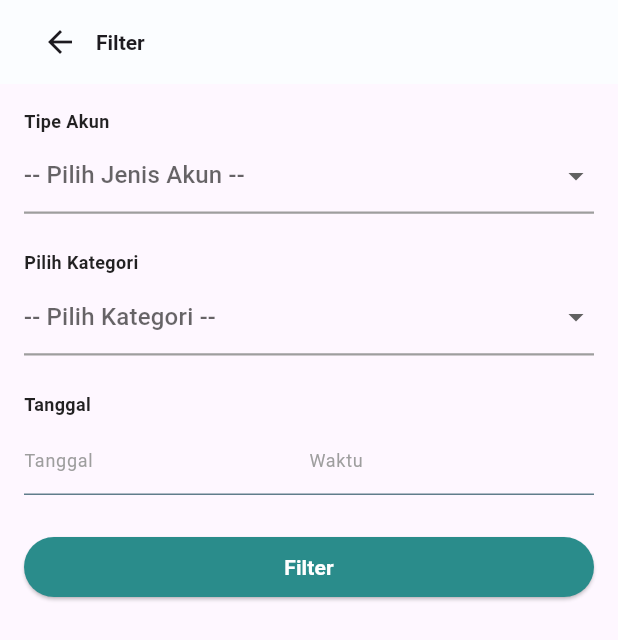
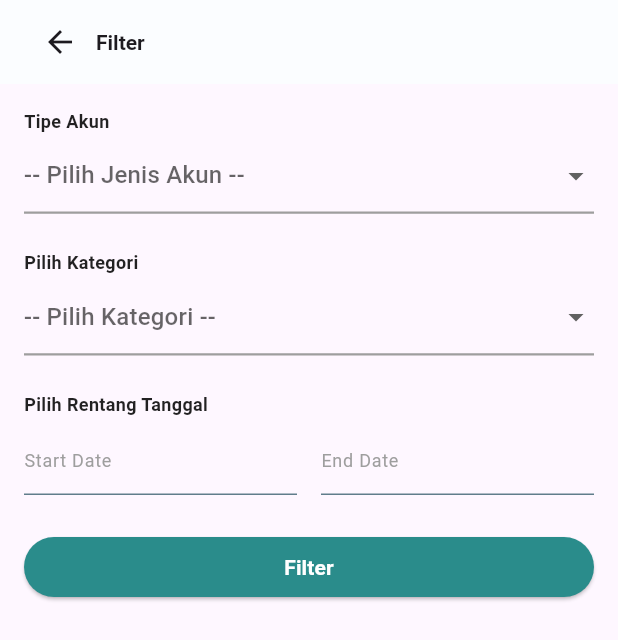
Before and after one commit to thisisjackii/ta_client, a Flutter app: the screen it shows after launch, after a tap on the "filter alt" icon, on a phone screen of 412 x 824 dp. Shown: the top 640 px of the screen. Run offline on Flutter 3.47's test engine with Material 3 defaults, Android fonts, the phone set to English and light mode, and no system bars; our stand-ins replace bloc, connectivity_plus, equatable, fl_chart, flutter_bloc, flutter_svg and 6 more; accounts and stored records are empty; network calls fail.

Commit message:
[FUNC] Filter Page Integration

```diff
--- a/lib/core/widgets/custom_appbar.dart
+++ b/lib/core/widgets/custom_appbar.dart
@@ -1,5 +1,5 @@
 import 'package:flutter/material.dart';
-import 'package:intl/intl.dart'; // For formatting the selected date
+import 'package:intl/intl.dart';
 import 'package:month_picker_dialog/month_picker_dialog.dart';
 import 'package:ta_client/app/routes/routes.dart';
 
@@ -8,11 +8,13 @@ class CustomAppBar extends StatefulWidget implements PreferredSizeWidget {
     required this.isSelectionMode,
     required this.selectedMonth,
     required this.onMonthChanged,
+    required this.onFilterChanged, // New callback to send filter criteria upward.
     super.key,
   });
   final ValueNotifier<bool> isSelectionMode;
   final DateTime selectedMonth;
   final ValueChanged<DateTime> onMonthChanged;
+  final ValueChanged<Map<String, dynamic>?> onFilterChanged;
 
   @override
   _CustomAppBarState createState() => _CustomAppBarState();
@@ -22,7 +24,7 @@ class CustomAppBar extends StatefulWidget implements PreferredSizeWidget {
 }
 
 class _CustomAppBarState extends State<CustomAppBar> {
-  // Helper to add or subtract months safely.
+  // Helper to safely add or subtract months.
   DateTime _changeMonth(DateTime date, int change) {
     var newYear = date.year;
     var newMonth = date.month + change;
@@ -50,11 +52,10 @@ class _CustomAppBarState extends State<CustomAppBar> {
 
   @override
   Widget build(BuildContext context) {
-    // Format the displayed month as 'MMM yyyy' (e.g., Jan 2025)
     final monthYearText = DateFormat('MMM yyyy').format(widget.selectedMonth);
 
     return AppBar(
-      automaticallyImplyLeading: false, // Removes default leading button
+      automaticallyImplyLeading: false,
       title: Row(
         mainAxisSize: MainAxisSize.min,
         children: [
@@ -67,7 +68,6 @@ class _CustomAppBarState extends State<CustomAppBar> {
             IconButton(
               icon: const Icon(Icons.navigate_before),
               onPressed: () {
-                // Subtract one month
                 final newMonth = _changeMonth(widget.selectedMonth, -1);
                 widget.onMonthChanged(newMonth);
               },
@@ -79,14 +79,13 @@ class _CustomAppBarState extends State<CustomAppBar> {
                 style: const TextStyle(
                   fontSize: 18,
                   fontWeight: FontWeight.bold,
-                  color: Colors.black, // Adjust text color if needed
+                  color: Colors.black,
                 ),
               ),
             ),
             IconButton(
               icon: const Icon(Icons.navigate_next),
               onPressed: () {
-                // Add one month
                 final newMonth = _changeMonth(widget.selectedMonth, 1);
                 widget.onMonthChanged(newMonth);
               },
@@ -99,7 +98,7 @@ class _CustomAppBarState extends State<CustomAppBar> {
           IconButton(
             icon: const Icon(Icons.close),
             onPressed: () {
-              widget.isSelectionMode.value = false; // Exit selection mode
+              widget.isSelectionMode.value = false;
             },
           )
         else
@@ -108,13 +107,17 @@ class _CustomAppBarState extends State<CustomAppBar> {
               IconButton(
                 icon: const Icon(Icons.info),
                 onPressed: () {
-                  // Handle settings action
+                  // Handle settings action if needed.
                 },
               ),
               IconButton(
                 icon: const Icon(Icons.filter_alt_rounded),
-                onPressed: () {
-                  Navigator.pushNamed(context, Routes.filter);
+                onPressed: () async {
+                  final result = await Navigator.pushNamed(context, Routes.filter);
+                  if (result != null && result is Map<String, dynamic>) {
+                    // Propagate filter criteria upward.
+                    widget.onFilterChanged(result);
+                  }
                 },
               ),
               PopupMenuButton<String>(
@@ -123,7 +126,7 @@ class _CustomAppBarState extends State<CustomAppBar> {
                   if (value == 'statistic') {
                     Navigator.pushNamed(context, Routes.statistik);
                   } else if (value == 'download_pdf') {
-                    // Handle Download PDF action (leave blank for now)
+                    // Handle Download PDF action (if implemented).
                   }
                 },
                 itemBuilder: (BuildContext context) => [
@@ -136,8 +139,7 @@ class _CustomAppBarState extends State<CustomAppBar> {
                     child: Text('Download PDF File ...'),
                   ),
                 ],
-              )
-
+              ),
             ],
           ),
       ],
--- a/lib/features/filter/view/filter_page.dart
+++ b/lib/features/filter/view/filter_page.dart
@@ -17,9 +17,9 @@ class FilterPage extends StatelessWidget {
               icon: const Icon(Icons.arrow_back),
               onPressed: () => Navigator.of(context).pop(),
             ),
-            Text(
+            const Text(
               'Filter',
-              style: const TextStyle(
+              style: TextStyle(
                 fontSize: 14,
                 fontWeight: FontWeight.bold,
               ),
--- a/lib/features/filter/view/widgets/filter_form_page.dart
+++ b/lib/features/filter/view/widgets/filter_form_page.dart
@@ -15,30 +15,61 @@ class _FilterFormPageState extends State<FilterFormPage> {
     DropdownItem(
       label: 'Asset',
       icon: Icons.account_balance_wallet,
-      color: const Color(0xff2A8C8B),),
+      color: const Color(0xff2A8C8B),
+    ),
     DropdownItem(
       label: 'Liability',
       icon: Icons.account_balance,
-      color: const Color(0xffEF233C),),
+      color: const Color(0xffEF233C),
+    ),
     DropdownItem(
       label: 'Pemasukan',
       icon: Icons.add_card_rounded,
-      color: const Color(0xff5A4CAF),),
+      color: const Color(0xff5A4CAF),
+    ),
     DropdownItem(
       label: 'Pengeluaran',
       icon: Icons.local_activity_rounded,
-      color: const Color(0xffD623AE),),
+      color: const Color(0xffD623AE),
+    ),
   ];
 
   final Map<String, List<String>> childItemsMap = {
-    'Asset': ['Kas', 'Piutang', 'Bangunan', 'Tanah', 'Peralatan', 'Surat Berharga', 'Investasi Alternatif', 'Aset Pribadi'],
+    'Asset': [
+      'Kas',
+      'Piutang',
+      'Bangunan',
+      'Tanah',
+      'Peralatan',
+      'Surat Berharga',
+      'Investasi Alternatif',
+      'Aset Pribadi'
+    ],
     'Liability': ['Hutang', 'Perjanjian Tertulis', 'Mortgage Payable'],
-    'Pemasukan': ['Pendapatan Pekerjaan', 'Pendapatan Investasi', 'Pendapatan Bunga', 'Keuntungan Aset', 'Pendapatan Jasa'],
-    'Pengeluaran': ['Tabungan', 'Makanan & Minuman', 'Hadiah & Donasi', 'Transportasi', 'Kesehatan & Medis', 'Perawatan & Pakaian', 'Hiburan & Rekreasi', 'Pendidikan', 'Kewajiban Finansial', 'Perumahan'],
+    'Pemasukan': [
+      'Pendapatan Pekerjaan',
+      'Pendapatan Investasi',
+      'Pendapatan Bunga',
+      'Keuntungan Aset',
+      'Pendapatan Jasa'
+    ],
+    'Pengeluaran': [
+      'Tabungan',
+      'Makanan & Minuman',
+      'Hadiah & Donasi',
+      'Transportasi',
+      'Kesehatan & Medis',
+      'Perawatan & Pakaian',
+      'Hiburan & Rekreasi',
+      'Pendidikan',
+      'Kewajiban Finansial',
+      'Perumahan'
+    ],
   };
 
-  DateTime? selectedDate;
-  TimeOfDay? selectedTime;
+  // Use two date pickers for a date range.
+  DateTime? startDate;
+  DateTime? endDate;
   String? selectedValue;
   List<String> filteredChildItems = [];
   String? selectedChild;
@@ -49,6 +80,7 @@ class _FilterFormPageState extends State<FilterFormPage> {
       padding: const EdgeInsets.all(16),
       child: Column(
         children: [
+          // Parent category dropdown.
           CustomDropdownField(
             label: 'Tipe Akun',
             items: dropdownItems,
@@ -63,7 +95,7 @@ class _FilterFormPageState extends State<FilterFormPage> {
             },
           ),
           const SizedBox(height: 24),
-
+          // Child category dropdown.
           Column(
             crossAxisAlignment: CrossAxisAlignment.start,
             children: [
@@ -83,7 +115,7 @@ class _FilterFormPageState extends State<FilterFormPage> {
                 decoration: const BoxDecoration(
                   border: Border(
                     bottom: BorderSide(
-                      color: Colors.grey, // Underline color
+                      color: Colors.grey,
                       width: 1.5,
                     ),
                   ),
@@ -98,8 +130,8 @@ class _FilterFormPageState extends State<FilterFormPage> {
                           isExpanded: true,
                           items: (filteredChildItems.isNotEmpty
                               ? filteredChildItems
-                              : childItemsMap.values.expand((e) => e).toList()
-                          ).map((child) {
+                              : childItemsMap.values.expand((e) => e).toList())
+                              .map((child) {
                             return DropdownMenuItem<String>(
                               value: child,
                               child: Text(child),
@@ -119,13 +151,14 @@ class _FilterFormPageState extends State<FilterFormPage> {
             ],
           ),
           const SizedBox(height: 24),
+          // Date range picker: Start Date and End Date.
           Column(
             crossAxisAlignment: CrossAxisAlignment.start,
             children: [
               const Padding(
                 padding: EdgeInsets.only(bottom: 4),
                 child: Text(
-                  'Tanggal',
+                  'Pilih Rentang Tanggal',
                   style: TextStyle(
                     fontSize: 12,
                     fontWeight: FontWeight.w600,
@@ -137,22 +170,23 @@ class _FilterFormPageState extends State<FilterFormPage> {
                 children: [
                   Expanded(
                     child: CustomDatePicker(
-                      label: 'Tanggal',
+                      label: 'Start Date',
                       isDatePicker: true,
                       onDateChanged: (date) {
                         setState(() {
-                          selectedDate = date;
+                          startDate = date;
                         });
                       },
                     ),
                   ),
+                  const SizedBox(width: 16),
                   Expanded(
                     child: CustomDatePicker(
-                      label: 'Waktu',
-                      isDatePicker: false,
-                      onTimeChanged: (time) {
+                      label: 'End Date',
+                      isDatePicker: true,
+                      onDateChanged: (date) {
                         setState(() {
-                          selectedTime = time;
+                          endDate = date;
                         });
                       },
                     ),
@@ -161,20 +195,26 @@ class _FilterFormPageState extends State<FilterFormPage> {
               ),
             ],
           ),
-
           const SizedBox(height: 24),
+          // Submit button returns the filter criteria.
           SizedBox(
-            width: double.infinity, // Makes the button take up full width
+            width: double.infinity,
             child: ElevatedButton(
               style: ElevatedButton.styleFrom(
                 backgroundColor: submitButtonColor,
               ),
               onPressed: () {
+                final filters = {
+                  'parent': selectedValue,
+                  'child': selectedChild,
+                  'startDate': startDate,
+                  'endDate': endDate,
+                };
+                Navigator.pop(context, filters);
               },
               child: const Text(
                 'Filter',
-                style: TextStyle(
-                  fontWeight: FontWeight.bold, color: Colors.white,),
+                style: TextStyle(fontWeight: FontWeight.bold, color: Colors.white),
               ),
             ),
           ),
--- a/lib/features/transaction/view/dashboard_page.dart
+++ b/lib/features/transaction/view/dashboard_page.dart
@@ -1,4 +1,3 @@
-// lib/features/dashboard/view/dashboard_page.dart
 import 'package:flutter/material.dart';
 import 'package:flutter_bloc/flutter_bloc.dart';
 import 'package:intl/intl.dart';
@@ -26,35 +25,63 @@ class _DashboardPageState extends State<DashboardPage> with RouteAware {
     decimalDigits: 0,
   );
 
-  // Track the selected month-year. We only care about year and month.
+  // Track the selected month-year.
   DateTime selectedMonth = DateTime(DateTime.now().year, DateTime.now().month);
 
-  // Method to filter and sort transactions by selected month and by newest first.
+  // Store filter criteria from the filter form.
+  Map<String, dynamic>? filterCriteria;
+
+  // Callback to update the selected month.
+  void updateSelectedMonth(DateTime newMonth) {
+    setState(() {
+      selectedMonth = DateTime(newMonth.year, newMonth.month);
+    });
+  }
+
+  // Callback to update filter criteria (received from CustomAppBar).
+  void updateFilterCriteria(Map<String, dynamic>? criteria) {
+    setState(() {
+      filterCriteria = criteria;
+    });
+  }
+
+  // Filter and sort transactions using the selected month and filter criteria.
   List<Transaction> _filterAndSortTransactions(List<Transaction> transactions) {
-    // Filter transactions for the selected month
-    final filtered = transactions
-        .where(
-          (t) =>
-              t.date.year == selectedMonth.year &&
-              t.date.month == selectedMonth.month,
-        )
-        .toList()
+    List<Transaction> filtered = transactions.where((t) {
+      // Apply the month filter.
+      bool monthMatch = t.date.year == selectedMonth.year && t.date.month == selectedMonth.month;
 
-      // Sort in descending order: newest first.
-      ..sort((a, b) => b.date.compareTo(a.date));
+      // Apply parent category filter.
+      bool parentMatch = filterCriteria == null || filterCriteria!['parent'] == null
+          ? true
+          : t.type == filterCriteria!['parent'];
+
+      // Apply child category filter.
+      // (Assuming your Transaction model has a property 'category')
+      bool childMatch = filterCriteria == null || filterCriteria!['child'] == null
+          ? true
+          : t.category == filterCriteria!['child'];
+
+      // Apply date range filter.
+      DateTime? startDate = filterCriteria?['startDate'] as DateTime?;
+      DateTime? endDate = filterCriteria?['endDate'] as DateTime?;
+      bool dateMatch = true;
+      if (startDate != null && endDate != null) {
+        // t.date must be between startDate and endDate (inclusive).
+        dateMatch = !t.date.isBefore(startDate) && !t.date.isAfter(endDate);
+      }
+
+      return monthMatch && parentMatch && childMatch && dateMatch;
+    }).toList();
+
+    // Sort descending: newest first.
+    filtered.sort((a, b) => b.date.compareTo(a.date));
     return filtered;
   }
 
   void _onTabSelected(int index) {
     setState(() {
       _currentTab = index;
-    });
-  }
-
-  // A callback to update the selected month from the AppBar
-  void updateSelectedMonth(DateTime newMonth) {
-    setState(() {
-      selectedMonth = DateTime(newMonth.year, newMonth.month);
     });
   }
 
@@ -65,25 +92,21 @@ class _DashboardPageState extends State<DashboardPage> with RouteAware {
         isSelectionMode: isSelectionMode,
         selectedMonth: selectedMonth,
         onMonthChanged: updateSelectedMonth,
+        onFilterChanged: updateFilterCriteria, // Pass filter criteria upward.
       ),
       body: BlocBuilder<DashboardBloc, DashboardState>(
         builder: (context, state) {
           if (state is DashboardLoading) {
             return const Center(child: CircularProgressIndicator());
           } else if (state is DashboardLoaded) {
-            // Filter and sort before passing to widget.
             final filteredItems = _filterAndSortTransactions(state.items);
-            // Calculate total pemasukan
             final totalPemasukan = filteredItems
                 .where((t) => t.type == "Pemasukan")
                 .fold<double>(0, (sum, t) => sum + t.amount);
-
             final totalPengeluaran = filteredItems
                 .where((t) => t.type == "Pengeluaran")
                 .fold<double>(0, (sum, t) => sum + t.amount);
-
             final totalAkhir = totalPemasukan - totalPengeluaran;
-
             final formattedPemasukan = _rupiahFormatter.format(totalPemasukan);
             final formattedPengeluaran = _rupiahFormatter.format(totalPengeluaran);
             final formattedAkhir = _rupiahFormatter.format(totalAkhir);
@@ -91,68 +114,37 @@ class _DashboardPageState extends State<DashboardPage> with RouteAware {
             return Column(
               children: [
                 Padding(
-                  padding: EdgeInsets.all(16),
+                  padding: const EdgeInsets.all(16),
                   child: Row(
                     mainAxisAlignment: MainAxisAlignment.spaceBetween,
                     children: [
                       Column(
                         children: [
-                          Text(
-                            "Total Pemasukan",
-                            style: const TextStyle(
-                              fontSize: 12,
-                              fontWeight: FontWeight.normal,
-                            ),
-                          ),
-                          Text(
-                            "$formattedPemasukan",
-                            style: const TextStyle(
-                              fontSize: 12,
-                              fontWeight: FontWeight.bold,
-                            ),
-                          ),
+                          const Text("Total Pemasukan",
+                              style: TextStyle(fontSize: 12, fontWeight: FontWeight.normal)),
+                          Text(formattedPemasukan,
+                              style: const TextStyle(fontSize: 12, fontWeight: FontWeight.bold)),
                         ],
                       ),
                       Column(
                         children: [
-                          Text(
-                            "Total Pengeluaran",
-                            style: const TextStyle(
-                              fontSize: 12,
-                              fontWeight: FontWeight.normal,
-                            ),
-                          ),
-                          Text(
-                            "$formattedPengeluaran",
-                            style: const TextStyle(
-                              fontSize: 12,
-                              fontWeight: FontWeight.bold,
-                            ),
-                          ),
+                          const Text("Total Pengeluaran",
+                              style: TextStyle(fontSize: 12, fontWeight: FontWeight.normal)),
+                          Text(formattedPengeluaran,
+                              style: const TextStyle(fontSize: 12, fontWeight: FontWeight.bold)),
                         ],
                       ),
                       Column(
                         children: [
-                          Text(
-                            "Total",
-                            style: const TextStyle(
-                              fontSize: 12,
-                              fontWeight: FontWeight.normal,
-                            ),
-                          ),
-                          Text(
-                            "$formattedAkhir",
-                            style: const TextStyle(
-                              fontSize: 12,
-                              fontWeight: FontWeight.bold,
-                            ),
-                          ),
+                          const Text("Total",
+                              style: TextStyle(fontSize: 12, fontWeight: FontWeight.normal)),
+                          Text(formattedAkhir,
+                              style: const TextStyle(fontSize: 12, fontWeight: FontWeight.bold)),
                         ],
                       ),
                     ],
                   ),
                 ),
-
                 Expanded(
                   child: TransactionGroupedItemsWidget(
                     items: filteredItems,
@@ -166,15 +158,10 @@ class _DashboardPageState extends State<DashboardPage> with RouteAware {
               child: Column(
                 mainAxisAlignment: MainAxisAlignment.center,
                 children: [
-                  Text(
-                    state.errorMessage,
-                    style: const TextStyle(color: Colors.red),
-                  ),
+                  Text(state.errorMessage, style: const TextStyle(color: Colors.red)),
                   const SizedBox(height: 16),
                   ElevatedButton(
-                    onPressed: () => context
-                        .read<DashboardBloc>()
-                        .add(DashboardReloadRequested()),
+                    onPressed: () => context.read<DashboardBloc>().add(DashboardReloadRequested()),
                     child: const Text('Retry'),
                   ),
                 ],
@@ -188,14 +175,11 @@ class _DashboardPageState extends State<DashboardPage> with RouteAware {
       floatingActionButton: FloatingActionButton(
         tooltip: 'Add',
         onPressed: () async {
-          final result =
-              await Navigator.pushNamed(context, Routes.createTransaction);
-          // If a new transaction is returned, add it to the dashboard immediately.
+          final result = await Navigator.pushNamed(context, Routes.createTransaction);
           if (context.mounted) {
             if (result is Transaction) {
               context.read<DashboardBloc>().add(DashboardItemAdded(result));
             } else {
-              // If nothing returned, fall back to a full reload.
               context.read<DashboardBloc>().add(DashboardReloadRequested());
             }
           }
```
Also changed, not shown: lib/features/transaction/bloc/dashboard_bloc.dart (+8 -19 lines), lib/l10n/l10n.dart (+6 -6 lines).
